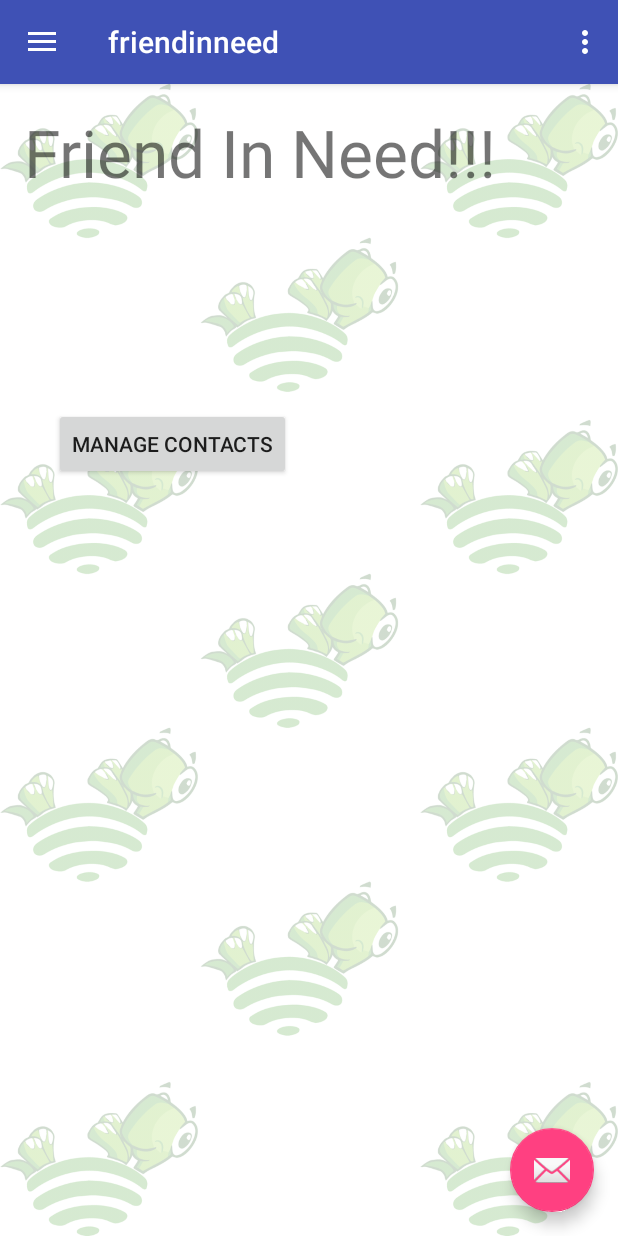
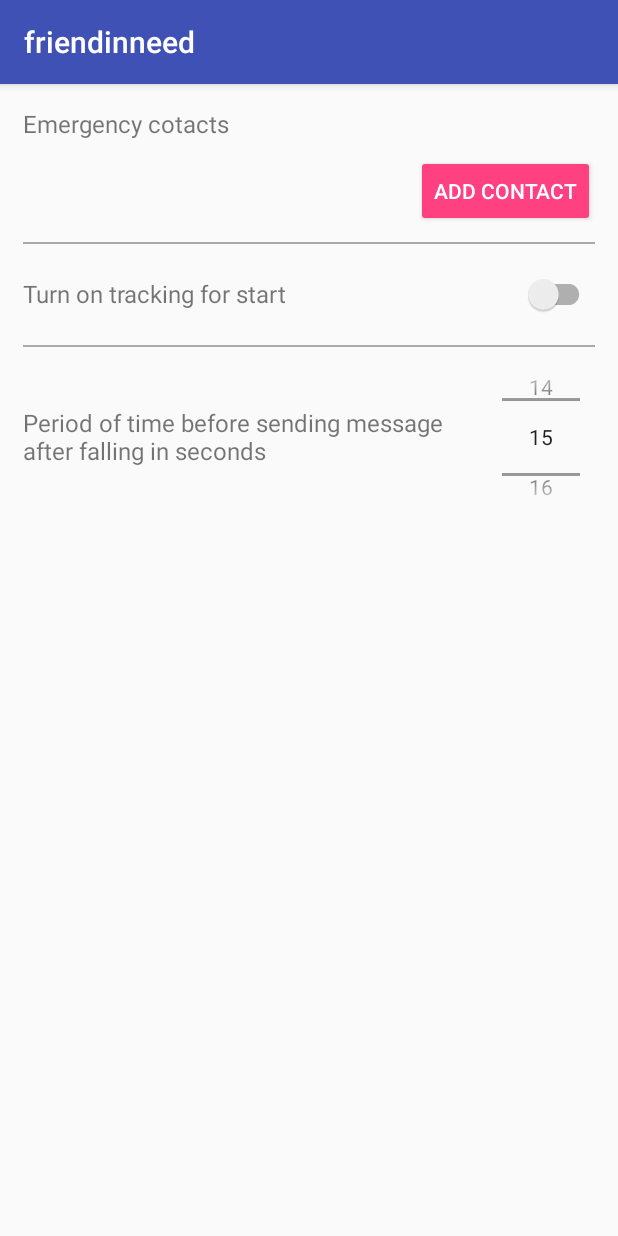
Before and after one commit to dmayboroda/friendinneed, an Android app: the screen it shows after launch (MainActivity before the commit, SettingsActivity after it), on a phone screen of 412 x 824 dp. Run offline under Robolectric (Android 15) with nearby library versions, the phone set to English and light mode, and no system bars.

Commit message:
Add Settings Activity

```diff
--- /dev/null
+++ b/app/src/main/java/com/friendinneed/ua/friendinneed/SettingsActivity.java
@@ -0,0 +1,239 @@
+package com.friendinneed.ua.friendinneed;
+
+import android.Manifest;
+import android.annotation.TargetApi;
+import android.app.Activity;
+import android.content.ContentResolver;
+import android.content.Context;
+import android.content.Intent;
+import android.content.SharedPreferences;
+import android.content.pm.PackageManager;
+import android.database.Cursor;
+import android.net.Uri;
+import android.os.Build;
+import android.os.Bundle;
+import android.provider.ContactsContract;
+import android.support.v7.app.AppCompatActivity;
+import android.support.v7.widget.SwitchCompat;
+import android.view.View;
+import android.widget.Button;
+import android.widget.CompoundButton;
+import android.widget.ListView;
+import android.widget.NumberPicker;
+import android.widget.TextView;
+
+import com.friendinneed.ua.friendinneed.model.Contact;
+import com.google.gson.Gson;
+
+import java.util.ArrayList;
+import java.util.Arrays;
+import java.util.List;
+
+/**
+ * Created by mymac on 9/22/16.
+ */
+
+public class SettingsActivity extends AppCompatActivity {
+
+    private Boolean trackingStatus = false;
+    private SharedPreferences prefs;
+    private SwitchCompat trackingSwitch;
+    private TextView trackingSwitchTextView;
+    private NumberPicker numberPicker;
+    private Button addContactBtn;
+    final int PICK_CONTACT = 1;
+    private String name;
+    private String phoneNumber;
+    private ListView contactsAddedListView;
+    private ContactListAdapter contactListAdapter;
+    private static final int defaultTimeToWait = 15;
+    private int timeToWait;
+
+    private static final String SHARED_PREFS_NAME = "AddedContactsListShared";
+    private static final String CONTACTS = "contacts";
+    private static final String TRACKING_STATUS = "tracking_status";
+    private static final String TIME_TO_WAIT = "time_to_wait";
+    private static final int PERMISSIONS_REQUEST_READ_CONTACTS = 100;
+
+    private Contact contact;
+    private ArrayList<Contact> contactArrayList;
+
+    @Override
+    protected void onCreate(Bundle savedInstanceState) {
+        super.onCreate(savedInstanceState);
+        setContentView(R.layout.settings_activity);
+
+        prefs = getBaseContext().getSharedPreferences(SHARED_PREFS_NAME,
+                Context.MODE_PRIVATE);
+
+        contactArrayList = new ArrayList<>();
+
+        addContactBtn = (Button) findViewById(R.id.add_contact_btn);
+        addContactBtn.setOnClickListener(new View.OnClickListener() {
+            @Override
+            public void onClick(View v) {
+                readContact();
+            }
+        });
+
+        contactsAddedListView = (ListView) findViewById(R.id.contacts_added_list);
+
+
+        trackingSwitchTextView = (TextView) findViewById(R.id.tracking_switch_text);
+        trackingSwitch = (SwitchCompat) findViewById(R.id.tracking_switch);
+        numberPicker = (NumberPicker) findViewById(R.id.numb_picker_settings);
+        numberPicker.setWrapSelectorWheel(false);
+            timeToWait = prefs.getInt(TIME_TO_WAIT, 15);
+
+        numberPicker.setTag(timeToWait);
+        numberPicker.setValue(timeToWait);
+        numberPicker.setOnValueChangedListener(new NumberPicker.OnValueChangeListener() {
+            @Override
+            public void onValueChange(NumberPicker picker, int oldVal, int newVal) {
+                timeToWait = newVal;
+                SharedPreferences.Editor editor = prefs.edit();
+                editor.putInt(TIME_TO_WAIT, newVal);
+                editor.commit();
+            }
+        });
+        numberPicker.setMinValue(0);
+        numberPicker.setMaxValue(60);
+
+        trackingStatus = prefs.getBoolean(TRACKING_STATUS, false);
+        trackingSwitch.setChecked(trackingStatus);
+
+        trackingSwitch.setOnCheckedChangeListener(new CompoundButton.OnCheckedChangeListener() {
+            @Override
+            public void onCheckedChanged(CompoundButton buttonView, boolean isChecked) {
+                if (trackingStatus) {
+                    trackingStatus = false;
+                    if (isChecked) {
+                        trackingSwitchTextView.setText(getResources().getString(R.string.tracking_is_running));
+                    } else {
+                        trackingSwitchTextView.setText(getResources().getString(R.string.turn_on_tracking));
+                    }
+                }
+                trackingStatus = isChecked;
+                SharedPreferences.Editor editor = prefs.edit();
+                editor.putBoolean(TRACKING_STATUS, isChecked);
+                editor.commit();
+            }
+        });
+
+        contactArrayList = getContactsListSharePref(this);
+        if(contactArrayList == null) {
+            contactArrayList = new ArrayList<>();
+        }
+        contactListAdapter = new ContactListAdapter(this, R.layout.contact_list_item, contactArrayList);
+        contactsAddedListView.setAdapter(contactListAdapter);
+    }
+
+    @Override
+    protected void onResume() {
+        super.onResume();
+
+        trackingStatus = prefs.getBoolean(TRACKING_STATUS, false);
+        trackingSwitch.setChecked(trackingStatus);
+
+
+        timeToWait = prefs.getInt(TIME_TO_WAIT, 15);
+
+        numberPicker.setTag(timeToWait);
+        numberPicker.setValue(timeToWait);
+    }
+
+
+
+    @Override
+    protected void onStop() {
+        super.onStop();
+            saveContactsListSharePref(this, contactArrayList);
+    }
+
+
+
+
+    @TargetApi(Build.VERSION_CODES.KITKAT)
+    @Override
+    protected void onActivityResult(int requestCode, int resultCode, Intent data) {
+        super.onActivityResult(requestCode, resultCode, data);
+
+        switch (requestCode) {
+            case (PICK_CONTACT):
+                if (resultCode == Activity.RESULT_OK) {
+                    Uri uri = data.getData();
+                    Cursor cursor = getContentResolver().query(uri, null, null, null, null);
+                    cursor.moveToFirst();
+                    ContentResolver cr = getContentResolver();
+                    String contactID = cursor.getString(cursor.getColumnIndex(ContactsContract.Contacts._ID));
+                    name = cursor.getString(cursor.getColumnIndex(ContactsContract.Contacts.DISPLAY_NAME));
+
+                    // get phone number
+                    if (Integer.parseInt(cursor.getString(cursor.getColumnIndex(ContactsContract.Contacts.HAS_PHONE_NUMBER))) > 0) {
+
+                        Cursor pCur = cr.query(ContactsContract.CommonDataKinds.Phone.CONTENT_URI, null,
+                                ContactsContract.CommonDataKinds.Phone.CONTACT_ID + " = ?",
+                                new String[]{contactID}, null);
+                        while (pCur.moveToNext()) {
+                            phoneNumber = pCur.getString(
+                                    pCur.getColumnIndex(ContactsContract.CommonDataKinds.Phone.NUMBER));
+                        }
+                        pCur.close();
+                    }
+
+                    contact = new Contact(name, phoneNumber, uri);
+                    if (contactArrayList == null) {
+                        contactArrayList = new ArrayList<>();
+                    }
+                    contactArrayList.add(contact);
+                    contactListAdapter.notifyDataSetChanged();
+
+                    saveContactsListSharePref(this, contactArrayList);
+                }
+        }
+    }
+
+    public void readContact() {
+        Intent intent = new Intent(Intent.ACTION_PICK, ContactsContract.Contacts.CONTENT_URI);
+        startActivityForResult(intent, PICK_CONTACT);
+        if (Build.VERSION.SDK_INT >= Build.VERSION_CODES.M && checkSelfPermission(Manifest.permission.READ_CONTACTS) != PackageManager.PERMISSION_GRANTED) {
+            requestPermissions(new String[]{Manifest.permission.READ_CONTACTS}, PERMISSIONS_REQUEST_READ_CONTACTS);
+        }
+    }
+
+
+
+
+    public void saveContactsListSharePref(Context context, List<Contact> contactListToShare) {
+
+            SharedPreferences sharedPreferences = context.getSharedPreferences(SHARED_PREFS_NAME,
+    				Context.MODE_PRIVATE);
+    		SharedPreferences.Editor editor = sharedPreferences.edit();
+    		Gson gson = new Gson();
+    		String jsonContacts = gson.toJson(contactListToShare);
+    		editor.putString(CONTACTS, jsonContacts);
+    		editor.commit();
+    	}
+
+
+    public ArrayList<Contact> getContactsListSharePref(Context context) {
+        List<Contact> sharedContactList = new ArrayList<>();
+
+        SharedPreferences sharedPreferences = context.getSharedPreferences(SHARED_PREFS_NAME,
+                Context.MODE_PRIVATE);
+
+        if (sharedPreferences.contains(CONTACTS)) {
+            String jsonContacts = sharedPreferences.getString(CONTACTS, null);
+            Gson gson = new Gson();
+            Contact[] contactsArray = gson.fromJson(jsonContacts,
+                    Contact[].class);
+
+            sharedContactList = Arrays.asList(contactsArray);
+            sharedContactList = new ArrayList<>(sharedContactList);
+        } else
+    		return (ArrayList<Contact>) sharedContactList;
+
+        return (ArrayList<Contact>) sharedContactList;
+    }
+
+}
--- /dev/null
+++ b/app/src/main/res/layout/settings_activity.xml
@@ -0,0 +1,99 @@
+<?xml version="1.0" encoding="utf-8"?>
+
+<!--<ScrollView xmlns:android="http://schemas.android.com/apk/res/android"-->
+    <!--android:layout_height="wrap_content"-->
+    <!--android:layout_width="match_parent"-->
+    <!--&gt;-->
+
+<LinearLayout xmlns:android="http://schemas.android.com/apk/res/android"
+    android:orientation="vertical"
+    android:layout_width="match_parent"
+    android:layout_height="match_parent"
+    android:padding="15dp">
+
+    <TextView
+        android:layout_width="match_parent"
+        android:layout_height="wrap_content"
+        android:id="@+id/contacts_tv"
+        android:text="@string/emergency_contacts"
+        android:textSize="@dimen/activity_horizontal_margin"
+        android:paddingBottom="10dp"/>
+
+        <ListView
+        android:layout_width="match_parent"
+        android:layout_height="wrap_content"
+        android:minHeight="100dp"
+        android:paddingLeft="15dp"
+        android:id="@+id/contacts_added_list"
+        android:scrollbarSize="100dp"/>
+
+    <Button
+        android:layout_width="wrap_content"
+        android:layout_height="wrap_content"
+        android:layout_gravity="right"
+        android:id="@+id/add_contact_btn"
+        android:text="@string/add_contact"
+        style="@style/Widget.AppCompat.Button.Colored"/>
+
+    <View
+        android:layout_width="match_parent"
+        android:layout_height="1dp"
+        android:background="@android:color/darker_gray"
+        android:layout_marginTop="10dp"
+        android:layout_marginBottom="10dp"/>
+
+    <LinearLayout
+        android:layout_width="match_parent"
+        android:layout_height="wrap_content"
+        android:orientation="horizontal"
+        android:paddingTop="10dp"
+        android:paddingBottom="10dp">
+
+        <TextView
+            android:id="@+id/tracking_switch_text"
+            android:layout_width="wrap_content"
+            android:layout_height="wrap_content"
+            android:gravity="left"
+            android:text="@string/turn_on_tracking"
+            android:textSize="@dimen/activity_horizontal_margin"/>
+
+        <android.support.v7.widget.SwitchCompat
+            android:layout_width="match_parent"
+            android:layout_height="wrap_content"
+            android:id="@+id/tracking_switch"/>
+
+    </LinearLayout>
+
+    <View
+        android:layout_width="match_parent"
+        android:layout_height="1dp"
+        android:background="@android:color/darker_gray"
+        android:layout_marginTop="10dp"
+        android:layout_marginBottom="10dp"/>
+
+    <LinearLayout
+        android:layout_width="wrap_content"
+        android:layout_height="wrap_content"
+        android:orientation="horizontal"
+        android:weightSum="10">
+
+        <TextView
+            android:layout_width="wrap_content"
+            android:layout_height="wrap_content"
+            android:layout_weight="6"
+            android:layout_gravity="center_vertical"
+            android:text="@string/number_picker_settings_text"
+            android:textSize="@dimen/activity_horizontal_margin"/>
+
+        <NumberPicker
+            android:layout_width="100dp"
+            android:layout_height="100dp"
+            android:layout_marginLeft="10dp"
+            android:layout_marginRight="10dp"
+            android:layout_weight="4"
+            android:id="@+id/numb_picker_settings"
+            />
+    </LinearLayout>
+
+</LinearLayout>
+<!--</ScrollView>-->
--- a/app/src/main/res/menu/main.xml
+++ b/app/src/main/res/menu/main.xml
@@ -1,6 +1,8 @@
 <menu xmlns:android="http://schemas.android.com/apk/res/android"
     xmlns:app="http://schemas.android.com/apk/res-auto"
     xmlns:tools="http://schemas.android.com/tools" tools:context=".MainActivity">
-    <item android:id="@+id/action_settings" android:title="@string/action_settings"
-        android:orderInCategory="100" app:showAsAction="never" />
+    <item android:id="@+id/action_settings"
+        android:title="@string/action_settings"
+        android:orderInCategory="100"
+        app:showAsAction="never" />
 </menu>
--- a/app/src/main/res/values/strings.xml
+++ b/app/src/main/res/values/strings.xml
@@ -10,4 +10,10 @@
     <string name="send">Send alarm</string>
     <string name="discard">Discard</string>
     <string name="dialog_title">Fall detected</string>
+    <string name="add_contact">Add contact</string>
+    <string name="turn_on_tracking">Turn on tracking for start</string>
+    <string name="emergency_contacts">Emergency cotacts</string>
+    <string name="number_picker_settings_text">Period of time before sending message after falling in seconds</string>
+    <string name="tracking_is_running">Tracking is running</string>
+    <string name="tracking_is_on">Tracking is running</string>
 </resources>
--- a/build.gradle
+++ b/build.gradle
@@ -5,7 +5,7 @@ buildscript {
         jcenter()
     }
     dependencies {
-        classpath 'com.android.tools.build:gradle:2.1.3'
+        classpath 'com.android.tools.build:gradle:2.2.0'
 
         // NOTE: Do not place your application dependencies here; they belong
         // in the individual module build.gradle files
```
Also changed, not shown: app/src/main/AndroidManifest.xml (+11 -5 lines), app/src/main/java/com/friendinneed/ua/friendinneed/ContactListAdapter.java (added, +67 -0 lines), app/src/main/java/com/friendinneed/ua/friendinneed/Utils.java (added, +44 -0 lines), app/src/main/java/com/friendinneed/ua/friendinneed/model/Contact.java (added, +42 -0 lines), app/src/main/res/layout/contact_list_item.xml (added, +36 -0 lines).
